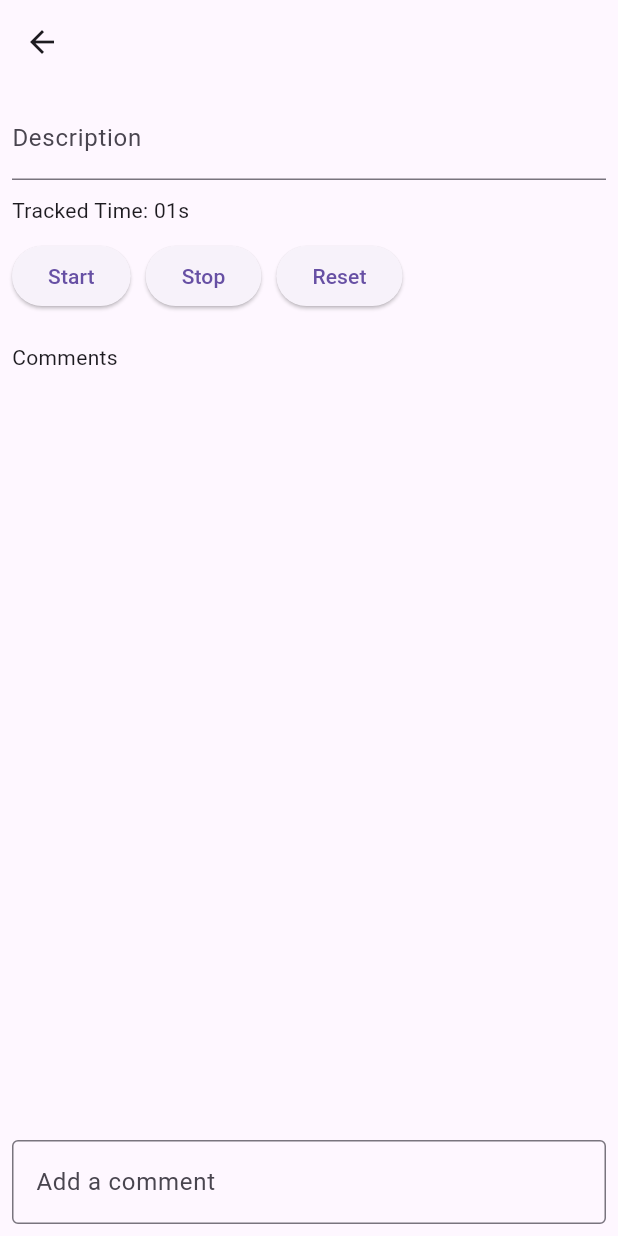
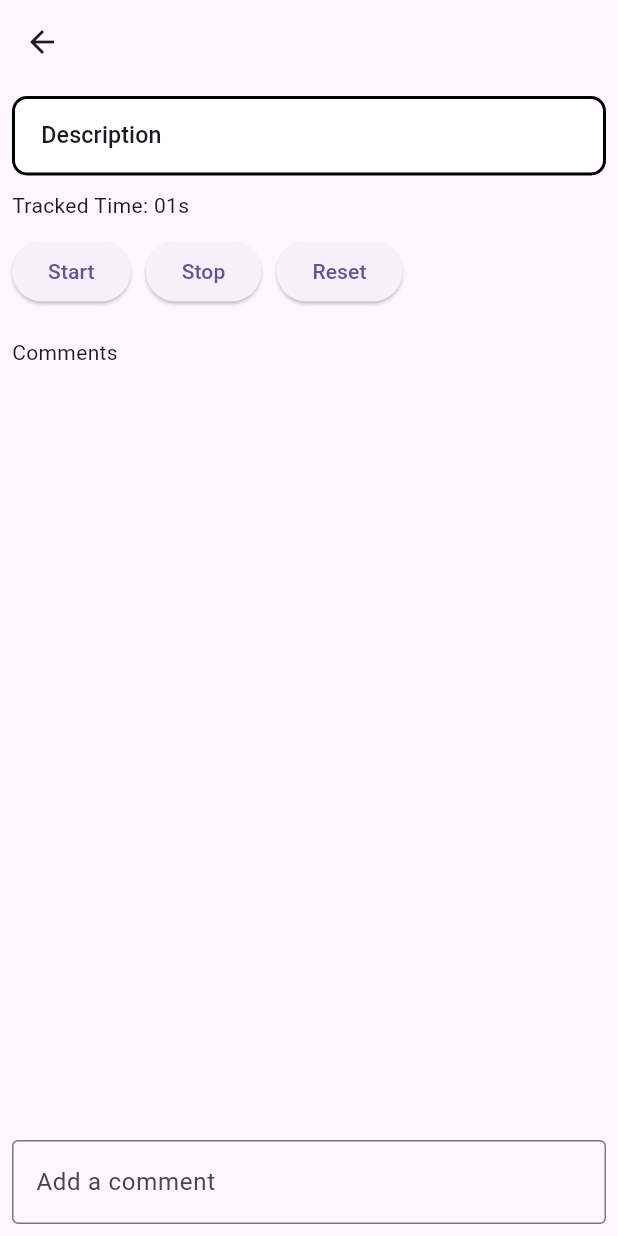
Before and after one commit to abdullahjavaid409/kanban_board, a Flutter app: the KanBoardDetailScreen screen opened directly with empty values, on a phone screen of 412 x 824 dp. Run offline on Flutter 3.47's test engine with Material 3 defaults, Android fonts, the phone set to English and light mode, and no system bars; our stand-ins replace dartz, dio, equatable, flutter_riverpod, flutter_screenutil, get_it and 3 more; missing offline and left inert: appflowy_board.

```diff
--- a/lib/widgets/common_widget.dart
+++ b/lib/widgets/common_widget.dart
@@ -1,4 +1,5 @@
 import 'package:flutter/material.dart';
+import 'package:flutter/services.dart';
 import 'package:flutter_screenutil/flutter_screenutil.dart';
 import 'package:kanban_board/constant/constants.dart';
 
@@ -76,3 +77,92 @@ class KanBoardContainer extends StatelessWidget {
     );
   }
 }
+
+class KanBoardTextField extends StatelessWidget {
+  final String? hintText;
+  final TextEditingController? controller;
+  final Widget? prefix;
+  final bool isReadOnly;
+  final AutovalidateMode? autoValidateMode;
+  final bool obscureText;
+  final TextInputAction? textInputAction;
+  final TextInputType? keyboardType;
+  final int? maxLines;
+  final String? labelText;
+  final List<TextInputFormatter>? inputFormatters;
+  final TextStyle? hintStyle;
+  final Widget? suffixIcon;
+  final InputBorder? border;
+  final InputBorder? enabledBorder;
+  final InputBorder? focusedBorder;
+  final String? Function(String?)? validator;
+  final void Function(String?)? onChanged;
+
+  const KanBoardTextField({
+    super.key,
+    this.hintText,
+    this.prefix,
+    this.suffixIcon,
+    this.border,
+    this.enabledBorder,
+    this.focusedBorder,
+    this.validator,
+    this.hintStyle,
+    this.controller,
+    this.keyboardType,
+    this.obscureText = false,
+    this.maxLines,
+    this.inputFormatters,
+    this.textInputAction,
+    this.autoValidateMode,
+    this.labelText,
+    this.isReadOnly = false,
+    this.onChanged,
+  });
+
+  @override
+  Widget build(BuildContext context) {
+    return TextFormField(
+      controller: controller,
+      maxLines: maxLines ?? 1,
+      readOnly: isReadOnly,
+      keyboardType: keyboardType,
+      textInputAction: textInputAction,
+      autovalidateMode: autoValidateMode ?? AutovalidateMode.onUserInteraction,
+      obscureText: obscureText,
+      style: Theme.of(context).textTheme.bodySmall,
+      inputFormatters: inputFormatters,
+      onChanged: onChanged,
+      decoration: InputDecoration(
+        prefixIcon: prefix,
+        labelText: labelText,
+        contentPadding: const EdgeInsets.all(16).r,
+        suffixIcon: suffixIcon,
+        hintText: hintText,
+        hintStyle: hintStyle ??
+            Theme.of(context).textTheme.titleSmall?.copyWith(
+                  fontSize: 16.sp,
+                  fontWeight: FontWeight.w500,
+                ),
+        filled: true,
+        fillColor: Colors.white,
+        border: border ??
+            OutlineInputBorder(
+              borderSide: const BorderSide(width: 2),
+              borderRadius: BorderRadius.circular(10),
+            ),
+        enabledBorder: enabledBorder ??
+            OutlineInputBorder(
+              borderSide: const BorderSide(width: 2),
+              borderRadius: BorderRadius.circular(10),
+            ),
+        focusedBorder: focusedBorder ??
+            OutlineInputBorder(
+              borderSide: const BorderSide(width: 2),
+              borderRadius: BorderRadius.circular(10),
+            ),
+      ),
+      validator: validator,
+    );
+  }
+}
```
Also changed, not shown: lib/ui/home_screen/detail_screen/detail_screen.dart (+62 -7 lines), lib/ui/home_screen/provider/detail_provider.dart (+18 -0 lines).
